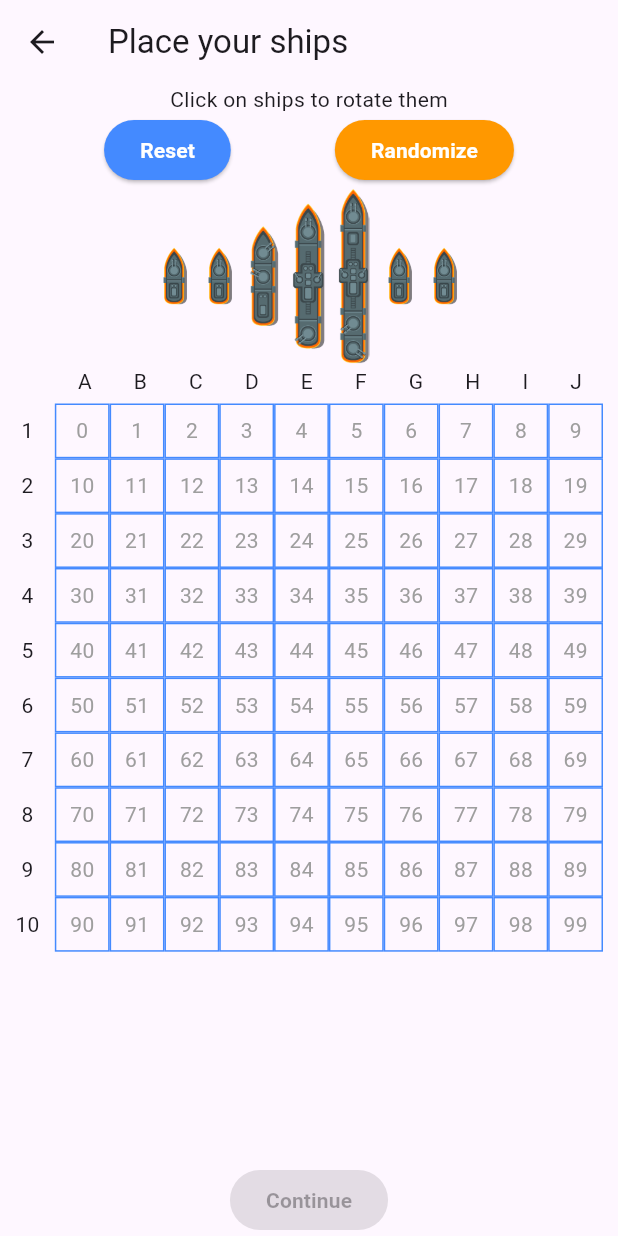
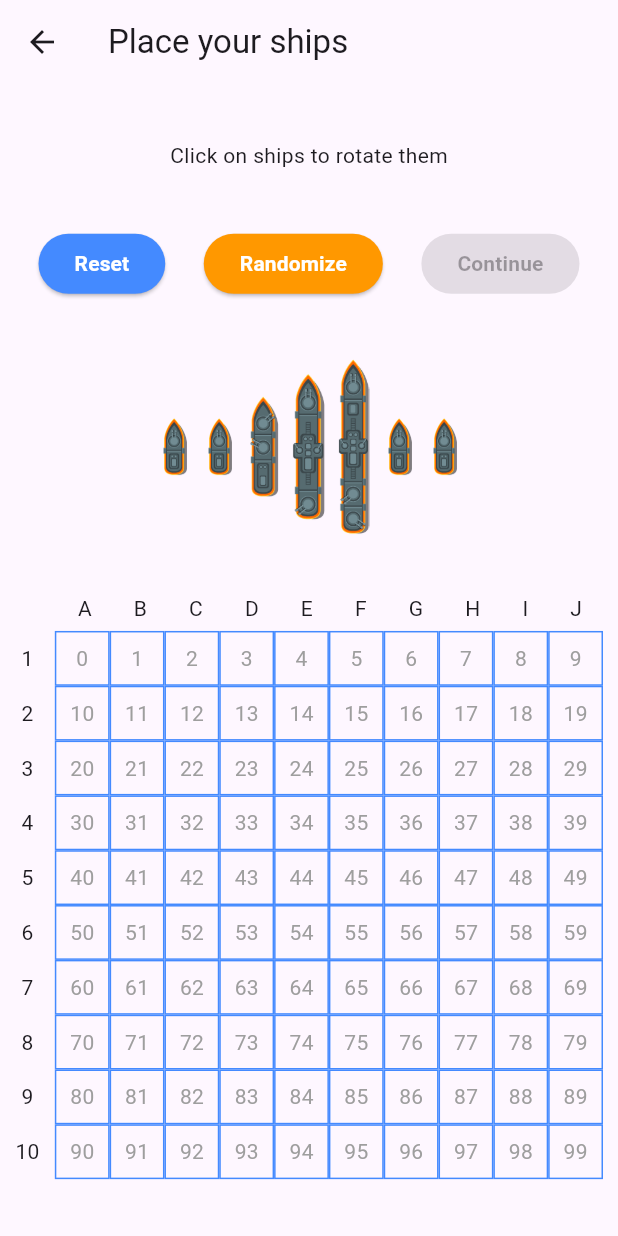
Before and after one commit to IsD4n73/Battle-Shipper, a Flutter app: the DraggableShip screen opened directly, on a phone screen of 412 x 824 dp. Run offline on Flutter 3.47's test engine with Material 2 defaults, Android fonts, the phone set to English and light mode, and no system bars; our stand-ins replace audioplayers, bot_toast, easy_localization, shared_preferences, url_strategy; missing offline and left inert: animated_emoji, dash_flags; accounts and stored records are empty.

Commit message:
fix: I am the fucking master of flutter adaptive layout bitchhhhhhh

```diff
--- a/lib/presenter/view/placing/pages/ship_place.dart
+++ b/lib/presenter/view/placing/pages/ship_place.dart
@@ -34,6 +34,7 @@ class _DraggableShipState extends State<DraggableShip> {
 
   @override
   Widget build(BuildContext context) {
+    double gridWidth = MediaQuery.of(context).size.height/2;
     return Scaffold(
       appBar: AppBar(
         title: const Text("Place your ships").tr(),
@@ -69,6 +70,11 @@ class _DraggableShipState extends State<DraggableShip> {
                     ships = [];
                   });
                 },
+              ),
+              BattleShipContinueButton(
+                text: "Continue".tr(),
+                buttonType: BattleShipButtonType.dark,
+                onPressed: ships.isNotEmpty ? null : () {},
               ),
             ],
           ),
@@ -130,12 +136,13 @@ class _DraggableShipState extends State<DraggableShip> {
               ),
             ),
           ),
-          Flexible(
-            child: Padding(
+          Padding(
             padding: const EdgeInsets.only(right: 10),
             child: Column(
               children: [
-                  Row(
+                SizedBox(
+                  width: gridWidth,
+                  child: Row(
                     mainAxisAlignment: MainAxisAlignment.spaceAround,
                     children: [
                       const SizedBox(
@@ -145,8 +152,11 @@ class _DraggableShipState extends State<DraggableShip> {
                               (index) => Text(Converter.indexToLetter(index))),
                     ],
                   ),
+                ),
                 const SizedBox(height: 5),
-                  Row(
+                SizedBox(
+                  width: gridWidth,
+                  child: Row(
                     children: [
                       Expanded(
                         child: GridView.builder(
@@ -295,14 +305,9 @@ class _DraggableShipState extends State<DraggableShip> {
                       ),
                     ],
                   ),
+                ),
               ],
             ),
-            ),
-          ),
-          BattleShipContinueButton(
-            text: "Continue".tr(),
-            buttonType: BattleShipButtonType.dark,
-            onPressed: ships.isNotEmpty ? null : () {},
           ),
         ],
       ),
```
Lines whose indentation alone changed are shown as unchanged.
